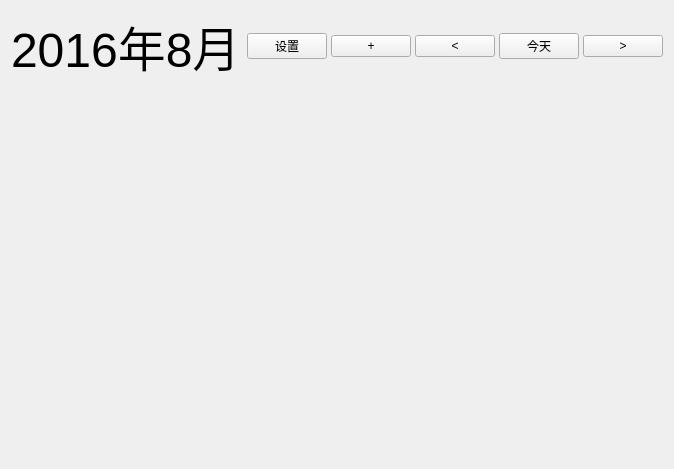
wangrunji0408/QtCalendar, file GUI/calender.ui: the form before one commit.
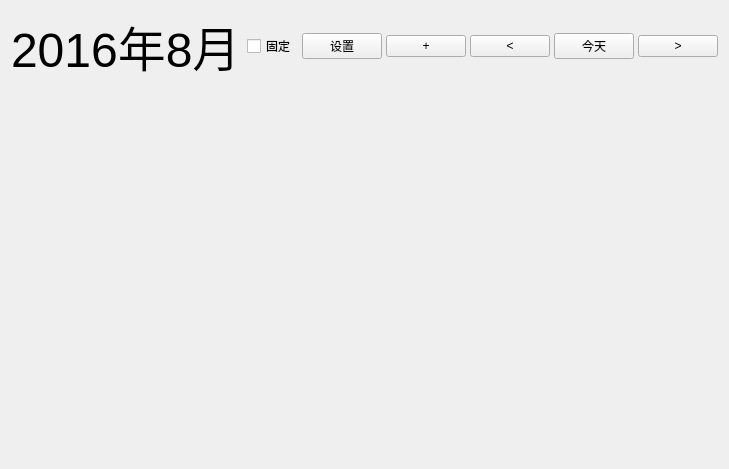
The form after the commit.

Commit message: 主窗口固定按钮，FileItem可被选中

```diff
--- a/GUI/calender.ui
+++ b/GUI/calender.ui
@@ -44,6 +44,13 @@
        </property>
       </spacer>
      </item>
+     <item>
+      <widget class="QCheckBox" name="fix">
+       <property name="text">
+        <string>固定</string>
+       </property>
+      </widget>
+     </item>
      <item>
       <widget class="QWidget" name="widget_7" native="true">
        <property name="sizePolicy">
```
The commit also changes 3 other files.
